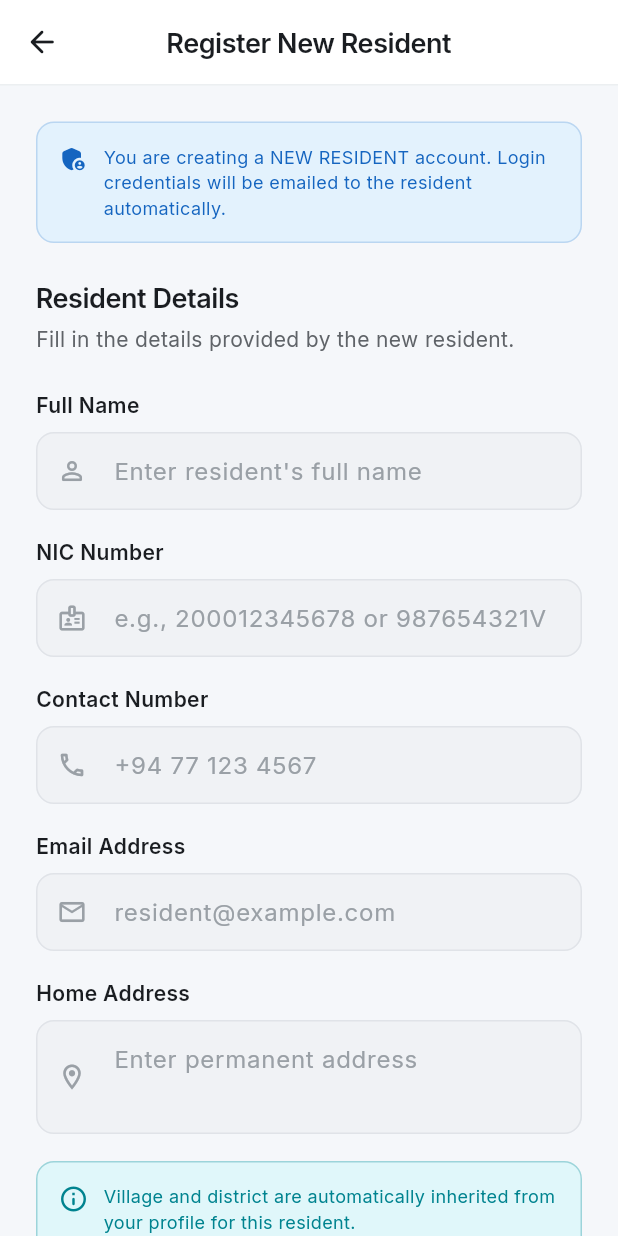
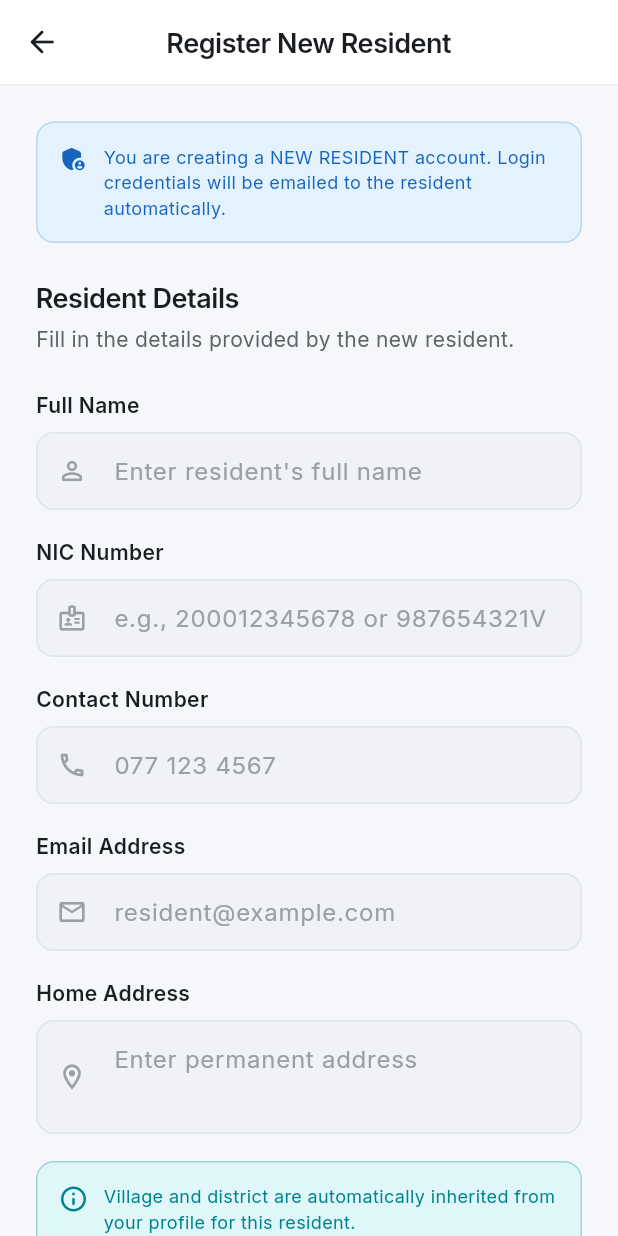
Before and after one commit to induwara-dissanayake/MAD, a Flutter app: the CreateResidentScreen screen opened by its route, on a phone screen of 412 x 824 dp. Run offline on Flutter 3.47's test engine with Material 3 defaults, Android fonts, the phone set to English and light mode, and no system bars; our stand-ins replace cloud_firestore, connectivity_plus, dio, firebase_auth, firebase_core, flutter_riverpod and 3 more; accounts and stored records are empty.

Commit message:
Enforce local phone format and update hints
Change phone validation to require local numbers in the 0######### format (regex ^0\d{9}$). Update validator message/example to "Enter a valid phone number (e.g., 0771234567)" and adjust UI hint strings in add_member_screen and create_resident_screen from "+94 77 123 4567" to "077 123 4567" to match the new validation.

```diff
--- a/lib/core/utils/validators.dart
+++ b/lib/core/utils/validators.dart
@@ -51,8 +51,8 @@ class Validators {
       return 'Phone number is required';
     }
     final cleaned = value.replaceAll(RegExp(r'[\s\-]'), '');
-    if (!RegExp(r'^(\+94\d{9}|0\d{9})$').hasMatch(cleaned)) {
-      return 'Enter a valid phone number (e.g., +94771234567)';
+    if (!RegExp(r'^0\d{9}$').hasMatch(cleaned)) {
+      return 'Enter a valid phone number (e.g., 0771234567)';
     }
     return null;
   }
--- a/lib/features/auth/screens/add_member_screen.dart
+++ b/lib/features/auth/screens/add_member_screen.dart
@@ -376,7 +376,7 @@ class _AddMemberScreenState extends ConsumerState<AddMemberScreen> {
               label: 'Contact Number',
               controller: _phoneController,
               hint: _createSystemAccess
-                  ? '+94 77 123 4567'
+                  ? '077 123 4567'
                   : 'Optional contact number',
               icon: Icons.phone_outlined,
               keyboardType: TextInputType.phone,
--- a/lib/features/auth/screens/create_resident_screen.dart
+++ b/lib/features/auth/screens/create_resident_screen.dart
@@ -236,7 +236,7 @@ class _CreateResidentScreenState extends ConsumerState<CreateResidentScreen> {
             _buildFormField(
               label: 'Contact Number',
               controller: _phoneController,
-              hint: '+94 77 123 4567',
+              hint: '077 123 4567',
               icon: Icons.phone_outlined,
               keyboardType: TextInputType.phone,
               validator: Validators.validatePhone,
```
